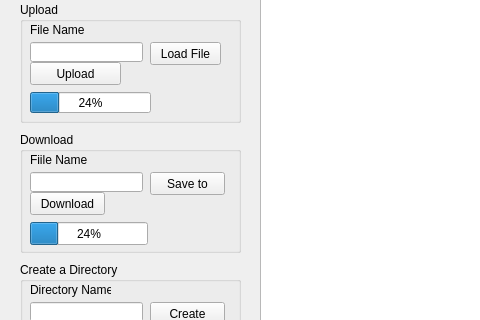
This is PyQt/mainwindow.ui in 93will93/FTP_CLIENT_SERVER as Qt 5 draws it before an edit; both pictures show x 0 to 480 and y 207 to 527 of the 758 by 664 pixel window. The edited form follows.
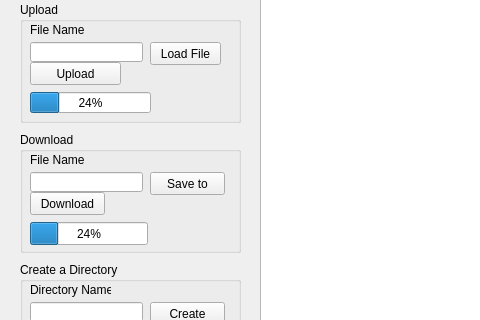
This is the edited form.

```diff
--- a/PyQt/mainwindow.ui
+++ b/PyQt/mainwindow.ui
@@ -281,7 +281,7 @@
       </rect>
      </property>
      <property name="text">
-      <string>Fiile Name</string>
+      <string>File Name</string>
      </property>
     </widget>
     <widget class="QLineEdit" name="le_download_path">
```
